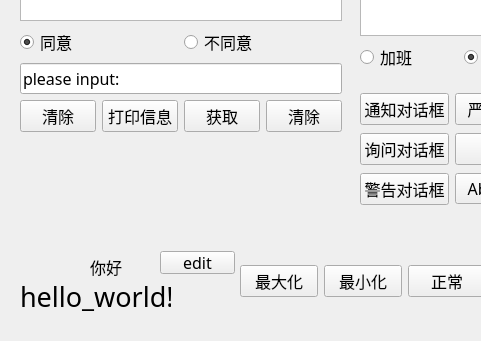
wmdngngng/Python_shell, file 06_PyQt5_Eric6/01_test.ui: the form before one commit; both pictures show x 0 to 481 and y 259 to 600 of the 800 by 600 pixel window.
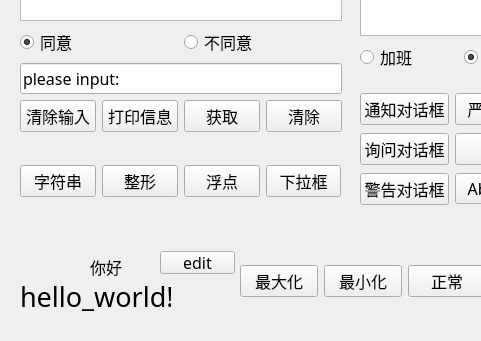
The form after the commit.

Commit message: 添加 标准对话框

Patch:
```diff
--- a/06_PyQt5_Eric6/01_test.ui
+++ b/06_PyQt5_Eric6/01_test.ui
@@ -181,7 +181,7 @@
        <item>
         <widget class="QPushButton" name="pushButton_7">
          <property name="text">
-          <string>清除</string>
+          <string>清除输入</string>
          </property>
         </widget>
        </item>
@@ -354,6 +354,46 @@
      </item>
     </layout>
    </widget>
+   <widget class="QWidget" name="horizontalLayoutWidget_2">
+    <property name="geometry">
+     <rect>
+      <x>20</x>
+      <y>400</y>
+      <width>321</width>
+      <height>80</height>
+     </rect>
+    </property>
+    <layout class="QHBoxLayout" name="horizontalLayout_6">
+     <item>
+      <widget class="QPushButton" name="pushButton_zfc">
+       <property name="text">
+        <string>字符串</string>
+       </property>
+      </widget>
+     </item>
+     <item>
+      <widget class="QPushButton" name="pushButton_zx">
+       <property name="text">
+        <string>整形</string>
+       </property>
+      </widget>
+     </item>
+     <item>
+      <widget class="QPushButton" name="pushButton_fd">
+       <property name="text">
+        <string>浮点</string>
+       </property>
+      </widget>
+     </item>
+     <item>
+      <widget class="QPushButton" name="pushButton_xlk">
+       <property name="text">
+        <string>下拉框</string>
+       </property>
+      </widget>
+     </item>
+    </layout>
+   </widget>
   </widget>
  </widget>
  <resources/>
```
The commit also changes 3 other files.
